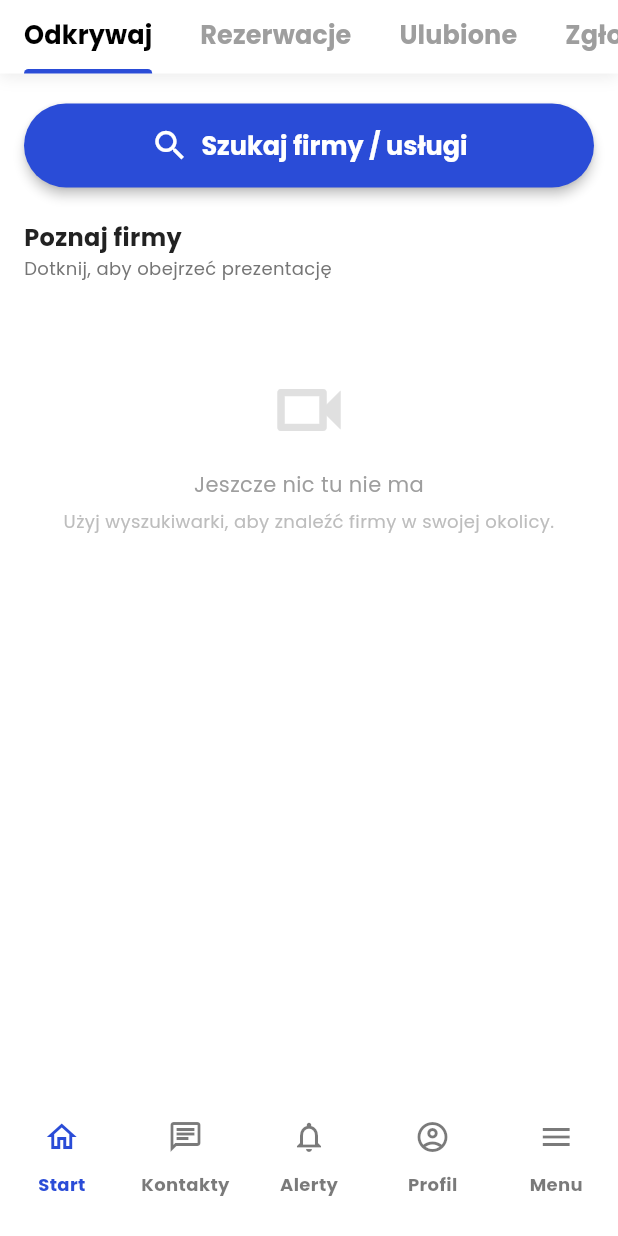
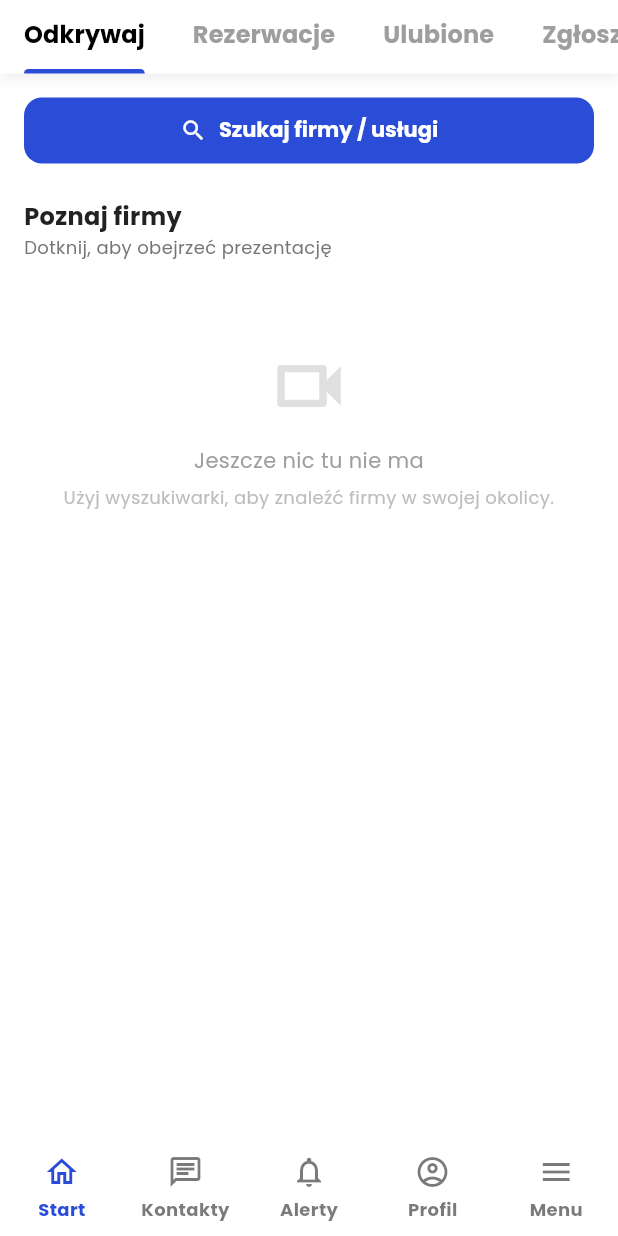
Before and after one commit to qubdud/qubdud, a Flutter app: the MainView screen opened directly, after a tap on "Szukaj firmy / usługi", after a tap on the "arrow back ios" icon, on a phone screen of 412 x 824 dp. Run offline on Flutter 3.47's test engine with Material 3 defaults, Android fonts, the phone set to English and light mode, and no system bars; our stand-ins replace app_links, bloc, cached_network_image, cloud_firestore, cloud_functions, connectivity_plus and 17 more; missing offline and left inert: firebase_app_check, nominatim_flutter, video_thumbnail; accounts and stored records are empty; statements that could not run were skipped.

Commit message:
UI start: wspólne miary na Starcie, Wyszukaj, Wideo i w pasku dolnym
- Odkrywaj / Moje zgłoszenia: pigułki „Szukaj firmy / usługi” i „Dodaj zgłoszenie” (56 px, 17 pt, r28) zamienione na FilledButton.icon 44 px na pełną szerokość
- zakładki Startu 17 → 16, tytuł paska górnego 24 → 18 (także „Wyszukaj” w wynikach)
- odstępy, marginesy list 16, karty i kafle r12, miniatury i tagi r8, fonty 10/12.5 → 11/12
- przyciski w kartach (Napisz, Wyślij ofertę, Zapisz, Potwierdź, arkusz mapy) kompaktowe 36 px
- Wyszukaj: bez podwójnego nagłówka (podtytuł 16), pola co 12, sekcje co 24, bez 60 px na dole
- pasek dolny 90 → 64 px, licznik w kształcie pigułki; menu jako ListTile z ikonami, padding 16

```diff
--- a/lib/feature_layer/main_screen/pages/start/view/start_page.dart
+++ b/lib/feature_layer/main_screen/pages/start/view/start_page.dart
@@ -155,9 +155,9 @@ class _ViewState extends State<_View> with SingleTickerProviderStateMixin {
             labelColor: Colors.black,
             dividerColor: Colors.transparent,
             labelStyle: const TextStyle(
-                fontSize: 17, fontWeight: FontWeight.w700),
+                fontSize: 16, fontWeight: FontWeight.w700),
             unselectedLabelStyle: const TextStyle(
-                fontSize: 17, fontWeight: FontWeight.w600),
+                fontSize: 16, fontWeight: FontWeight.w600),
             indicatorWeight: 3,
             tabs: _isAnon
                 ? const [Tab(text: 'Odkrywaj')]
--- a/lib/feature_layer/main_screen/pages/start/widgets/start_tab_wyszukane.dart
+++ b/lib/feature_layer/main_screen/pages/start/widgets/start_tab_wyszukane.dart
@@ -71,35 +71,28 @@ class _StartTabWyszukaneState extends State<StartTabWyszukane> {
     final videos = widget.state.videos;
 
     return ListView(
-      padding: const EdgeInsets.fromLTRB(16, 20, 16, 24),
+      padding: const EdgeInsets.fromLTRB(kGapL, kGapL, kGapL, kGapXl),
       children: [
         // ── Szukaj ─────────────────────────────────────────
-        SizedBox(
-          height: 56,
-          child: ElevatedButton.icon(
-            icon: const Icon(Icons.search, size: 26),
-            label: const Text('Szukaj firmy / usługi',
-                style: TextStyle(fontSize: 17, fontWeight: FontWeight.bold)),
-            style: ElevatedButton.styleFrom(
-              backgroundColor: cDarkBlue,
-              foregroundColor: Colors.white,
-              shape:
-                  RoundedRectangleBorder(borderRadius: BorderRadius.circular(28)),
-              elevation: 3,
-            ),
-            onPressed: () =>
-                context.read<MainScreenBloc>().add(GoToWyszukajFirmyEvent()),
+        FilledButton.icon(
+          icon: const Icon(Icons.search),
+          label: const Text('Szukaj firmy / usługi'),
+          style: FilledButton.styleFrom(
+            backgroundColor: cDarkBlue,
+            foregroundColor: Colors.white,
           ),
+          onPressed: () =>
+              context.read<MainScreenBloc>().add(GoToWyszukajFirmyEvent()),
         ),
 
         // ── Ostatnie wyszukania jako chipy ─────────────────
         if (_history.isNotEmpty) ...[
-          const SizedBox(height: 18),
+          const SizedBox(height: kGapL),
           const _SectionTitle('Ostatnio szukane'),
-          const SizedBox(height: 8),
+          const SizedBox(height: kGapS),
           Wrap(
-            spacing: 8,
-            runSpacing: 6,
+            spacing: kGapS,
+            runSpacing: kGapS,
             children: _history
                 .map((e) => InputChip(
                       avatar: const Icon(Icons.history, size: 16),
@@ -114,13 +107,13 @@ class _StartTabWyszukaneState extends State<StartTabWyszukane> {
         ],
 
         // ── Prezentacje firm ───────────────────────────────
-        const SizedBox(height: 22),
+        const SizedBox(height: kGapXl),
         const _SectionTitle('Poznaj firmy',
             subtitle: 'Dotknij, aby obejrzeć prezentację'),
-        const SizedBox(height: 10),
+        const SizedBox(height: kGapS),
         if (videos.isEmpty)
           const Padding(
-            padding: EdgeInsets.only(top: 24),
+            padding: EdgeInsets.only(top: kGapXl),
             child: EmptyState(
               icon: Icons.videocam_outlined,
               title: 'Jeszcze nic tu nie ma',
@@ -134,8 +127,8 @@ class _StartTabWyszukaneState extends State<StartTabWyszukane> {
             gridDelegate: const SliverGridDelegateWithFixedCrossAxisCount(
               crossAxisCount: 2,
               childAspectRatio: 0.7,
-              crossAxisSpacing: 10,
-              mainAxisSpacing: 10,
+              crossAxisSpacing: kGapM,
+              mainAxisSpacing: kGapM,
             ),
             itemCount: videos.length,
             itemBuilder: (context, i) => PromoTile(
--- a/lib/feature_layer/main_screen/pages/wyszukaj/view/wyszukaj_page.dart
+++ b/lib/feature_layer/main_screen/pages/wyszukaj/view/wyszukaj_page.dart
@@ -8,7 +8,6 @@ import 'package:qb/feature_layer/main_screen/bloc/main_appbar_cubit.dart';
 import 'package:qb/shared/constants.dart';
 import 'package:qb/shared/widgets/w_dropdown.dart';
 import 'package:qb/shared/widgets/w_input_field.dart';
-import 'package:qb/shared/widgets/w_small_label.dart';
 import 'package:flutter/material.dart';
 import 'package:qb/shared/widgets/contact_request_button.dart';
 import 'package:qb/shared/widgets/anonim_gate.dart';
@@ -120,7 +119,7 @@ class _ViewState extends State<View> {
                       style: TextStyle(
                           color: cDarkerBlue,
                           fontWeight: FontWeight.bold,
-                          fontSize: 24)),
+                          fontSize: 18)),
                 ),
               ),
               IconButton(
@@ -198,13 +197,15 @@ class _ViewState extends State<View> {
 
       return SingleChildScrollView(
         child: Padding(
-          padding: const EdgeInsets.all(16.0),
+          padding: const EdgeInsets.all(kGapL),
           child: Column(
             children: [
-              WSmallLabel(text: 'Wyszukaj firmę / usługę'),
+              const Text('Wyszukaj firmę / usługę',
+                  textAlign: TextAlign.center,
+                  style: TextStyle(fontSize: 16, fontWeight: FontWeight.w600)),
 
 
-              SizedBox(height: 24),
+              const SizedBox(height: kGapL),
               WAnimatedDropdown(
                 controller: _categoryCtrl,
                 label: 'Wybierz kategorię',
@@ -218,7 +219,7 @@ class _ViewState extends State<View> {
                   });
                 },
               ),
-              SizedBox(height: 24),
+              const SizedBox(height: kGapM),
               WAnimatedDropdown(
                 controller: _sectorCtrl,
                 label: 'Wybierz branżę',
@@ -232,7 +233,7 @@ class _ViewState extends State<View> {
                   });
                 },
               ),
-              SizedBox(height: 20),
+              const SizedBox(height: kGapM),
 
               WInputField(
                   controller: businessCity,
@@ -301,12 +302,9 @@ class _ViewState extends State<View> {
                   }
               ),
 
-              SizedBox(height: 20),
-
-
-              const SizedBox(height: 24),
+              const SizedBox(height: kGapXl),
               Text('lub ustaw na mapie'),
-              const SizedBox(height: 24),
+              const SizedBox(height: kGapM),
 
               SizedBox(
                 height: 200,
@@ -359,7 +357,7 @@ class _ViewState extends State<View> {
                   ],
                 ),),
 
-              SizedBox(height: 24),
+              const SizedBox(height: kGapXl),
 
               WButton(
                 isEnabled: !isSearching,
@@ -376,7 +374,7 @@ class _ViewState extends State<View> {
                   context.read<WyszukajPageBloc>().add(TryWyszukajPageEvent(sector: selectedBranza!, category: selectedCategory!, location: selectedLocation!));
                 },
               ),
-              const SizedBox(height: 60),
+              const SizedBox(height: kGapXl),
             ],
           ),
         ),
@@ -460,7 +458,7 @@ class _ViewState extends State<View> {
         child: Row(
           children: [
             ClipRRect(
-              borderRadius: BorderRadius.circular(10),
+              borderRadius: BorderRadius.circular(8),
               child: promo.thumbUrl.isNotEmpty
                   ? Image.network(promo.thumbUrl,
                       width: 80, height: 120, fit: BoxFit.cover)
@@ -471,7 +469,7 @@ class _ViewState extends State<View> {
                       child: const Icon(Icons.business_outlined),
                     ),
             ),
-            const SizedBox(width: 14),
+            const SizedBox(width: kGapM),
             Expanded(
               child: Column(
                 mainAxisSize: MainAxisSize.min,
@@ -497,7 +495,7 @@ class _ViewState extends State<View> {
                     Text('${(promo.distance! / 1000).toStringAsFixed(1)} km',
                         style: TextStyle(
                             fontSize: 12, color: Colors.grey.shade500)),
-                  const SizedBox(height: 10),
+                  const SizedBox(height: kGapS),
                   Row(
                     children: [
                       ElevatedButton.icon(
@@ -506,9 +504,9 @@ class _ViewState extends State<View> {
                         style: ElevatedButton.styleFrom(
                           backgroundColor: Colors.black87,
                           foregroundColor: Colors.white,
+                          minimumSize: const Size(0, kButtonHeightSmall),
                           padding:
-                              const EdgeInsets.symmetric(horizontal: 12),
-                          visualDensity: VisualDensity.compact,
+                              const EdgeInsets.symmetric(horizontal: kGapM),
                         ),
                         onPressed: () {
                           Navigator.pop(ctx);
@@ -517,12 +515,12 @@ class _ViewState extends State<View> {
                                   playlist: all, initialIndex: index));
                         },
                       ),
-                      const SizedBox(width: 8),
+                      const SizedBox(width: kGapS),
                       OutlinedButton(
                         style: OutlinedButton.styleFrom(
+                          minimumSize: const Size(0, kButtonHeightSmall),
                           padding:
-                              const EdgeInsets.symmetric(horizontal: 12),
-                          visualDensity: VisualDensity.compact,
+                              const EdgeInsets.symmetric(horizontal: kGapM),
                         ),
                         onPressed: () {
                           Navigator.pop(ctx);
@@ -635,8 +633,8 @@ class VideoFeedPage extends StatelessWidget {
 
         // ── Licznik i dystans ─────────────────────────────────
         Positioned(
-          left: 12,
-          top: 10,
+          left: kGapM,
+          top: kGapM,
           child: Text(
             '${actual + 1} / $all',
             style: const TextStyle(
@@ -645,8 +643,8 @@ class VideoFeedPage extends StatelessWidget {
           ),
         ),
         Positioned(
-          right: 12,
-          top: 10,
+          right: kGapM,
+          top: kGapM,
           child: Text(
             '${(promo.distance! / 1000).toStringAsFixed(1)} km',
             style: const TextStyle(
@@ -674,7 +672,7 @@ class VideoFeedPage extends StatelessWidget {
                       .add(TryAddFavWyszukajPageEvent(promo.id));
                 },
               ),
-              const SizedBox(height: 16),
+              const SizedBox(height: kGapL),
               // Dodaj do kontaktów
               _ActionIcon(
                 icon: Icons.person_add_outlined,
@@ -688,7 +686,7 @@ class VideoFeedPage extends StatelessWidget {
                       .add(TryAddContactEvent(promo.userId));
                 },
               ),
-              const SizedBox(height: 16),
+              const SizedBox(height: kGapL),
               ContactRequestButton(
                 companyId: promo.userId,
                 companyName: promo.companyName,
@@ -797,7 +795,7 @@ class _CompanyBarState extends State<_CompanyBar> {
             .add(GoToProfilPublicznyFirmyEvent(widget.promo.userId));
       },
       child: Container(
-        padding: const EdgeInsets.symmetric(horizontal: 14, vertical: 10),
+        padding: const EdgeInsets.symmetric(horizontal: kGapL, vertical: kGapS),
         decoration: BoxDecoration(
           color: Colors.black.withOpacity(0.65),
           borderRadius: const BorderRadius.vertical(top: Radius.circular(0)),
@@ -816,7 +814,7 @@ class _CompanyBarState extends State<_CompanyBar> {
                           color: Colors.white, fontSize: 18, fontWeight: FontWeight.bold),
                     ),
             ),
-            const SizedBox(width: 12),
+            const SizedBox(width: kGapM),
 
             // Nazwa + gwiazdki
             Expanded(
@@ -835,7 +833,7 @@ class _CompanyBarState extends State<_CompanyBar> {
                     maxLines: 1,
                     overflow: TextOverflow.ellipsis,
                   ),
-                  const SizedBox(height: 3),
+                  const SizedBox(height: kGapXs),
                   if (_loaded && _reviewCount > 0)
                     Row(
                       children: [
@@ -847,7 +845,7 @@ class _CompanyBarState extends State<_CompanyBar> {
                             size: 14,
                           ),
                         ),
-                        const SizedBox(width: 4),
+                        const SizedBox(width: kGapXs),
                         Text(
                           '(${_reviewCount})',
                           style: const TextStyle(color: Colors.white70, fontSize: 12),
--- a/lib/feature_layer/main_screen/view/main_page.dart
+++ b/lib/feature_layer/main_screen/view/main_page.dart
@@ -126,6 +126,7 @@ class _MainViewState extends State<MainView> with SingleTickerProviderStateMixin
         List<MenuItem> menuItems = [
           if (state.user?.firma == true)
             MenuItem(
+                icon: Icons.swap_horiz,
                 text: Globals.instance.companyView
                     ? 'Przełącz na: Użytkownik'
                     : 'Przełącz na: Firma',
@@ -133,17 +134,22 @@ class _MainViewState extends State<MainView> with SingleTickerProviderStateMixin
                     .read<MainScreenBloc>()
                     .add(SwitchModeEvent(!Globals.instance.companyView))),
           MenuItem(
+              icon: Icons.description_outlined,
               text: 'Regulamin',
               onTap: () {
                 context.read<MainScreenBloc>().add(GoToRulesEvent());
               }),
           MenuItem(
+              icon: Icons.logout,
               text: 'Wyloguj się',
               onTap: () {
                 context.read<MainScreenBloc>().add(LogoutEvent());
               }),
           if (state.user?.id.isNotEmpty == true)
-            MenuItem(text: 'Usuń konto', onTap: _confirmDeleteAccount),
+            MenuItem(
+                icon: Icons.delete_outline,
+                text: 'Usuń konto',
+                onTap: _confirmDeleteAccount),
         ];
 
         return BlocBuilder<MainScreenControlCubit, MainScreenControlState>(
--- a/lib/feature_layer/main_screen/widgets/app_bar_component.dart
+++ b/lib/feature_layer/main_screen/widgets/app_bar_component.dart
@@ -45,8 +45,8 @@ Widget BpsAppBar(String appBarTitle, VoidCallback? appBarVoidCallback, Widget? c
         decoration: BoxDecoration(
           color: background,
           borderRadius: const BorderRadius.only(
-            bottomLeft: Radius.circular(12),
-            bottomRight: Radius.circular(12),
+            bottomLeft: Radius.circular(kRadius),
+            bottomRight: Radius.circular(kRadius),
           ),
           boxShadow: [
             BoxShadow(
@@ -69,7 +69,7 @@ Widget BpsAppBar(String appBarTitle, VoidCallback? appBarVoidCallback, Widget? c
                   style: const TextStyle(
                     color: cDarkerBlue,
                     fontWeight: FontWeight.bold,
-                    fontSize: 24,
+                    fontSize: 18,
                   ),
                 ),
                 automaticallyImplyLeading: false,
@@ -83,8 +83,8 @@ Widget BpsAppBar(String appBarTitle, VoidCallback? appBarVoidCallback, Widget? c
                 elevation: 0,
                 shape: const RoundedRectangleBorder(
                     borderRadius: BorderRadius.only(
-                      bottomLeft: Radius.circular(10),
-                      bottomRight: Radius.circular(10),
+                      bottomLeft: Radius.circular(kRadius),
+                      bottomRight: Radius.circular(kRadius),
                     ))),
             if (child != null && !childTitle) child,
           ],
--- a/lib/feature_layer/main_screen/widgets/bps_menu_label.dart
+++ b/lib/feature_layer/main_screen/widgets/bps_menu_label.dart
@@ -4,24 +4,21 @@ import '../../../shared/constants.dart';
 import 'menu_component.dart';
 
 Widget MenuLabel(BuildContext context, MenuItem item) {
-  return Padding(
-    padding: const EdgeInsets.symmetric(vertical: 12, horizontal: 32),
-    child: Row(
-      children: [
-        Text(
-          item.text,
-          style: TextStyle(
-              fontSize: 16,
-              fontWeight: FontWeight.w700,
-              color: item.isEnabled
-                  ? (Theme.of(context).brightness == Brightness.dark
-                      ? Colors.white
-                      : Colors.black)
-                  : cDarkBrown.withOpacity(0.3)),
-        ),
-        const SizedBox(width: 8),
-        if (item.count > 0)
-          CircleAvatar(
+  final color = item.isEnabled
+      ? (Theme.of(context).brightness == Brightness.dark
+          ? Colors.white
+          : Colors.black)
+      : cDarkBrown.withOpacity(0.3);
+  return ListTile(
+    minTileHeight: 48,
+    leading: item.icon == null ? null : Icon(item.icon, color: color),
+    title: Text(
+      item.text,
+      style: TextStyle(
+          fontSize: 15, fontWeight: FontWeight.w600, color: color),
+    ),
+    trailing: item.count > 0
+        ? CircleAvatar(
             radius: 8,
             foregroundColor: Colors.white,
             backgroundColor: cMidPink,
@@ -29,8 +26,7 @@ Widget MenuLabel(BuildContext context, MenuItem item) {
               item.count.toString(),
               style: const TextStyle(fontSize: 11, fontWeight: FontWeight.bold),
             ),
-          ),
-      ],
-    ),
+          )
+        : null,
   );
 }
--- a/lib/feature_layer/main_screen/widgets/build_from_state.dart
+++ b/lib/feature_layer/main_screen/widgets/build_from_state.dart
@@ -4,6 +4,7 @@ import 'package:qb/feature_layer/main_screen/pages/profil_publiczny/view/profil_
 import '../pages/profil_user/view/profil_user_page.dart';
 import 'package:qb/feature_layer/main_screen/pages/show_request/view/show_request_page.dart';
 
+import '../../../shared/constants.dart';
 import '../../../shared/globals.dart';
 import '../../../shared/widgets/anonim_gate.dart';
 import '../../../shared/widgets/loading.dart';
@@ -109,19 +110,19 @@ class _InitErrorView extends StatelessWidget {
   Widget build(BuildContext context) {
     final bloc = context.read<MainScreenBloc>();
     return Padding(
-      padding: const EdgeInsets.all(32),
+      padding: const EdgeInsets.all(kGapXl),
       child: Column(
         mainAxisSize: MainAxisSize.min,
         children: [
-          const SizedBox(height: 40),
+          const SizedBox(height: kGapXl),
           Icon(Icons.cloud_off_outlined, size: 64, color: Colors.grey.shade400),
-          const SizedBox(height: 16),
+          const SizedBox(height: kGapL),
           Text(message,
               textAlign: TextAlign.center,
               style: const TextStyle(fontSize: 15)),
-          const SizedBox(height: 24),
+          const SizedBox(height: kGapXl),
           WButton(text: 'Spróbuj ponownie', onPressed: () => bloc.add(InitEvent())),
-          const SizedBox(height: 12),
+          const SizedBox(height: kGapM),
           TextButton(
               onPressed: () => bloc.add(LogoutEvent()),
               child: const Text('Wyloguj się')),
--- a/lib/feature_layer/main_screen/widgets/menu_component.dart
+++ b/lib/feature_layer/main_screen/widgets/menu_component.dart
@@ -47,11 +47,12 @@ class MenuComponent extends StatelessWidget {
 
 class MenuItem {
   final String text;
+  final IconData? icon;
   final int count;
   final bool isEnabled;
 
   //final Function(dynamic)? onTap;
   final Function()? onTap;
 
-  MenuItem({required this.text, this.count = 0, this.onTap, this.isEnabled = true});
+  MenuItem({required this.text, this.icon, this.count = 0, this.onTap, this.isEnabled = true});
 }
--- a/lib/feature_layer/main_screen/widgets/nav_bar_component.dart
+++ b/lib/feature_layer/main_screen/widgets/nav_bar_component.dart
@@ -45,7 +45,7 @@ class NavBarComponent extends StatelessWidget {
             duration: const Duration(milliseconds: 300),
             curve: Curves.easeInOutCirc,
             width: MediaQuery.of(context).size.width / navItems.length,
-            height: 90,
+            height: 64,
             child: TweenAnimationBuilder<Color?>(
               tween: ColorTween(
                 begin: colorStart,
@@ -54,9 +54,8 @@ class NavBarComponent extends StatelessWidget {
               duration: const Duration(milliseconds: 200),
               builder: (context, color, child) {
                 return Column(
-                  mainAxisAlignment: MainAxisAlignment.start,
+                  mainAxisAlignment: MainAxisAlignment.center,
                   children: [
-                    const SizedBox(height: 12),
                     Stack(
                       clipBehavior: Clip.none,
                       children: [
@@ -66,14 +65,14 @@ class NavBarComponent extends StatelessWidget {
                             right: -12,
                             top: -8,
                             child: Container(
-                              padding: const EdgeInsets.symmetric(horizontal: 5, vertical: 1),
-                              decoration: BoxDecoration(
+                              padding: const EdgeInsets.symmetric(horizontal: kGapXs, vertical: 1),
+                              decoration: ShapeDecoration(
                                 color: Colors.red.shade600,
-                                borderRadius: BorderRadius.circular(10),
+                                shape: const StadiumBorder(),
                               ),
                               child: Text(
                                 item.count > 99 ? '99+' : '${item.count}',
-                                style: const TextStyle(color: Colors.white, fontSize: 10, fontWeight: FontWeight.bold),
+                                style: const TextStyle(color: Colors.white, fontSize: 11, fontWeight: FontWeight.bold),
                               ),
                             ),
                           ),
@@ -92,7 +91,7 @@ class NavBarComponent extends StatelessWidget {
                           ),
                       ],
                     ),
-                    const SizedBox(height: 11),
+                    const SizedBox(height: kGapXs),
                     Text(
                       maxLines: 1,
                       overflow: TextOverflow.clip,
```
Also changed, not shown: lib/feature_layer/main_screen/pages/start/components/moje_zgloszenia/view/show_requests_view.dart (+48 -48 lines), lib/feature_layer/main_screen/pages/start/widgets/start_tab_favourites.dart (+4 -3 lines), lib/feature_layer/main_screen/pages/start/widgets/start_tab_moi_klienci.dart (+46 -41 lines), lib/feature_layer/main_screen/pages/start/widgets/start_tab_otrzymane_rec.dart (+7 -6 lines), lib/feature_layer/main_screen/pages/start/widgets/start_tab_rezerwacje.dart (+13 -10 lines), lib/feature_layer/main_screen/pages/wideo/single_video.dart (+10 -9 lines), lib/shared/widgets/promo_tile.dart (+6 -5 lines).
